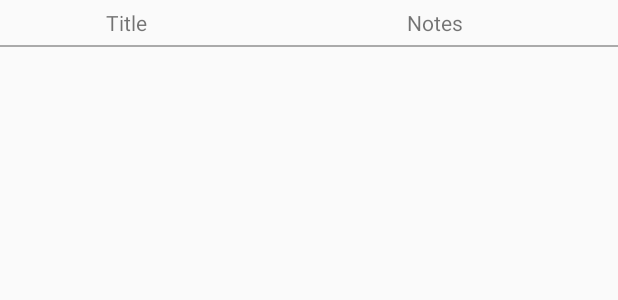
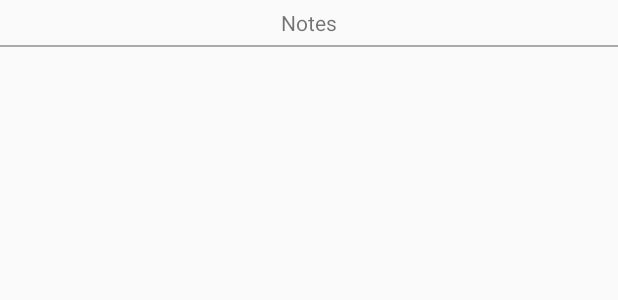
Before and after one commit to book87118/Notes-Android, an Android app: the layout show_sql_item.xml on its own in the app's theme, with its tools: preview values and no code run, on a phone screen of 412 x 824 dp. Shown: the top 300 px of the screen. Run offline under Robolectric (Android 15) with nearby library versions, the phone set to English and light mode, and no system bars.

Commit message:
fix : popup window can not dismiss in old version, and context can not modify when context is empty update : select listview would be hightlighted, and  change the edittext cursor color and title combine with context.

```diff
--- a/app/build.gradle
+++ b/app/build.gradle
@@ -15,8 +15,8 @@ android {
         applicationId "ching.bounscounter"
         minSdkVersion 16
         targetSdkVersion 23
-        versionCode 1
-        versionName "1.0"
+        versionCode 2
+        versionName "1.01"
     }
     buildTypes {
         release {
--- a/app/src/main/AndroidManifest.xml
+++ b/app/src/main/AndroidManifest.xml
@@ -1,7 +1,6 @@
 <?xml version="1.0" encoding="utf-8"?>
 <manifest package="ching.notes"
           xmlns:android="http://schemas.android.com/apk/res/android">
-
     <application
         android:allowBackup="true"
         android:icon="@mipmap/note"
--- /dev/null
+++ b/app/src/main/res/drawable/black_cursor.xml
@@ -0,0 +1,5 @@
+<?xml version="1.0" encoding="utf-8"?>
+<shape xmlns:android="http://schemas.android.com/apk/res/android" android:shape="rectangle" >
+    <size android:width="1dp" />
+    <solid android:color="#000000"/>
+</shape>
--- a/app/src/main/res/layout/activtiy_content.xml
+++ b/app/src/main/res/layout/activtiy_content.xml
@@ -9,10 +9,12 @@
             android:layout_width="match_parent"
             android:layout_height="match_parent"
             android:text=""
+            android:id="@+id/et_content"
             android:gravity="center"
             android:textSize="20sp"
             android:textColor="@color/colorPrimaryDark"
-            android:id="@+id/et_content"
+            android:textCursorDrawable="@drawable/black_cursor"
+
             />
 
 
--- a/app/src/main/res/layout/show_sql_item.xml
+++ b/app/src/main/res/layout/show_sql_item.xml
@@ -11,14 +11,6 @@
         android:orientation="horizontal">
 
 
-        <TextView
-            android:id="@+id/tv_title"
-            android:gravity="center"
-            android:text="Title"
-            android:layout_weight="2"
-            android:layout_margin="5dp"
-            android:layout_width="wrap_content"
-            android:layout_height="wrap_content"/>
 
         <TextView
             android:id="@+id/tv_notes"
```
Also changed, not shown: app/src/main/java/ching/notes/DB/NotesAdapter.java (+6 -15 lines), app/src/main/java/ching/notes/MainActivity.java (+20 -12 lines), app/src/main/java/ching/notes/PopUpWindows/PopUpInsert.java (+21 -16 lines), app/src/main/java/ching/notes/PopUpWindows/PopUpMenu.java (+3 -11 lines), app/src/main/res/layout/activity_notes.xml (+5 -2 lines).
